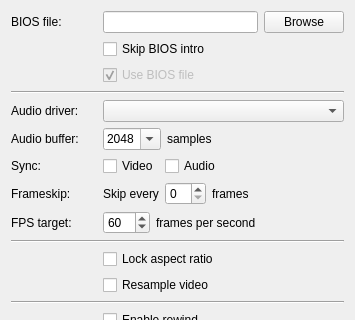
kiddreads/Avalon-copy2, file Libretro/mgba/src/platform/qt/SettingsView.ui: the form before one commit; both pictures show x 0 to 355 and y 0 to 320 of the 355 by 501 pixel window.
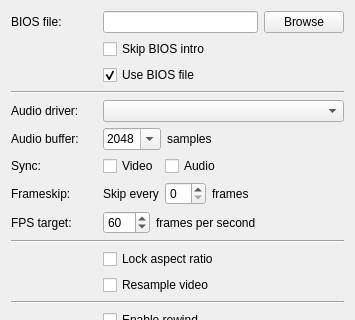
The form after the commit.

What changed in the file:
```diff
--- a/Libretro/mgba/src/platform/qt/SettingsView.ui
+++ b/Libretro/mgba/src/platform/qt/SettingsView.ui
@@ -62,9 +62,6 @@
      </item>
      <item row="2" column="1">
       <widget class="QCheckBox" name="useBios">
-       <property name="enabled">
-        <bool>false</bool>
-       </property>
        <property name="text">
         <string>Use BIOS file</string>
        </property>
```
